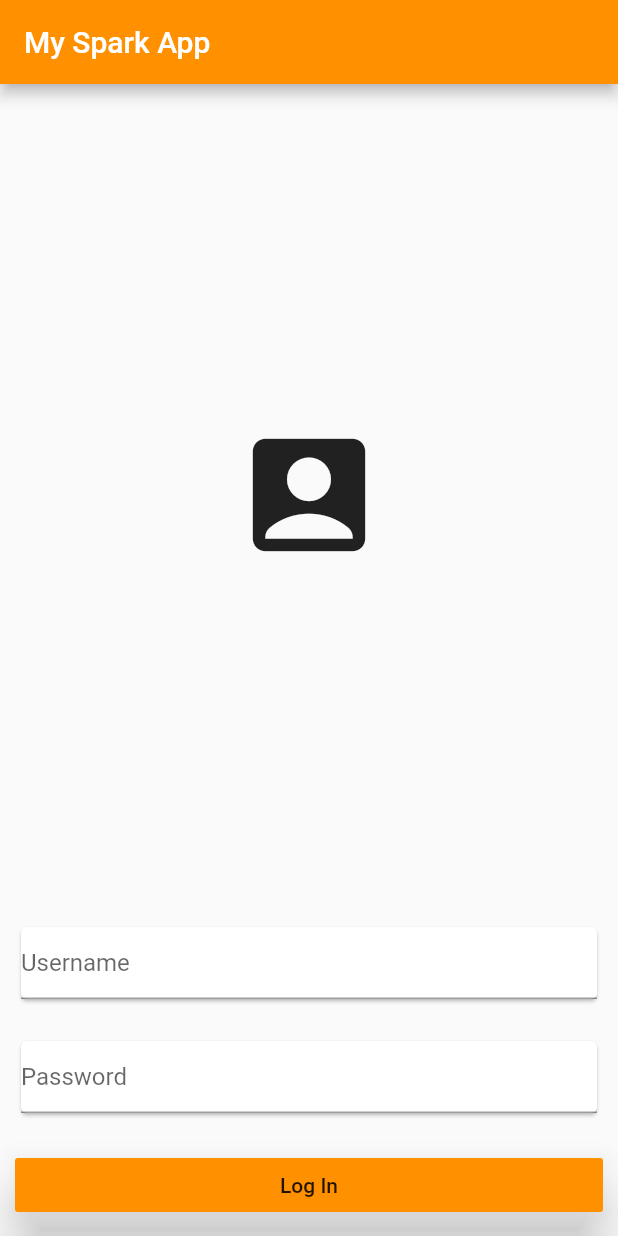
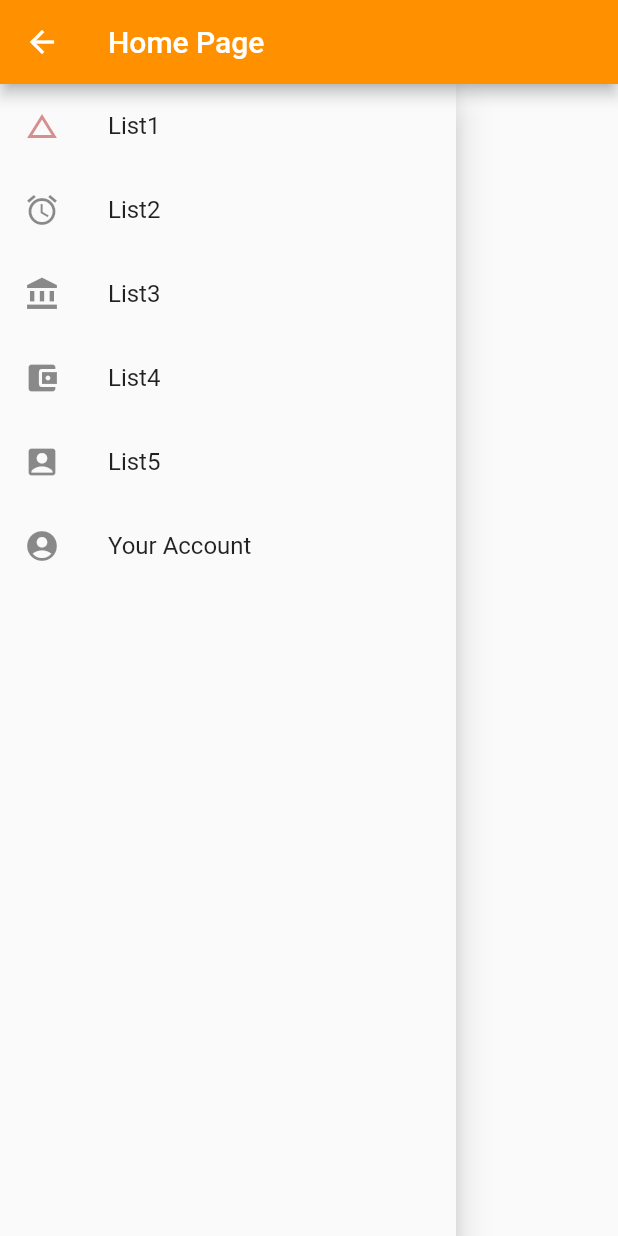
Before and after one commit to Anirudhsfc/GoDashAppTemplate, a Flutter app: the screen it shows after launch, after a tap on "Log In", on a phone screen of 412 x 824 dp. Run offline on Flutter 3.47's test engine with Material 2 defaults, Android fonts, the phone set to English and light mode, and no system bars.

Commit message:
Pages Added

```diff
--- a/lib/main.dart
+++ b/lib/main.dart
@@ -1,11 +1,21 @@
 import 'package:flutter/material.dart';
+import './pages/home.dart';
 
 main() {
   runApp(MyApp());
 }
-
-class MyApp extends StatelessWidget {
-  build(context) {
+class MyApp extends StatelessWidget{
+  @override
+  Widget build(BuildContext context) {
+    // TODO: implement build
+    return new MaterialApp(
+      home: LoginScreen()
+    );
+  }
+}
+class LoginScreen extends StatelessWidget {
+  @override
+  Widget build(BuildContext context) {
     return MaterialApp(
       home: Scaffold(
         appBar: AppBar(
@@ -31,9 +41,7 @@ class MyApp extends StatelessWidget {
                 child: Card(
                   child: TextField(
                     decoration: InputDecoration(
-
                       hintText: 'Username',
-
                     ),
                   ),
                 ),
@@ -42,9 +50,8 @@ class MyApp extends StatelessWidget {
                 margin: EdgeInsets.all(10.0),
                 child: Card(
                   child: TextField(
-
+                    obscureText: true,
                     decoration: InputDecoration(
-
                       hintText: 'Password',
 
                     ),
@@ -55,14 +62,22 @@ class MyApp extends StatelessWidget {
                 margin: EdgeInsets.all(10.0),
                 child: SizedBox(
                   width: double.infinity,
+                  child: RaisedButton(
+                    elevation: 15.0,
+                    splashColor: Color.fromRGBO(105, 105, 105, 0.5),
+                    color: Color(0xFFFF9000),
+                    // onPressed:()=>{},
 
-                    child: RaisedButton(
-                  elevation: 15.0,
-                  splashColor: Color.fromRGBO(105, 105, 105, 0.5),
-                  color: Color(0xFFFF9000),
-                  onPressed: () {},
-                  child: Text('Log In'),
-                ),),
+                    onPressed: () => {Navigator.push(
+                          context,
+                          MaterialPageRoute(
+                            builder: (BuildContext context) => HomePage(),
+                          ),
+                        ),
+                        },
+                    child: Text('Log In'),
+                  ),
+                ),
               ),
             ],
           ),
--- /dev/null
+++ b/lib/pages/home.dart
@@ -0,0 +1,76 @@
+import 'package:flutter/material.dart';
+import './Page3.dart';
+
+class HomePage extends StatelessWidget {
+  @override
+  Widget build(BuildContext context) {
+    // TODO: implement build
+    return Scaffold(
+      appBar: AppBar(
+        backgroundColor: Color(0xFFFF9000),
+        title: Text('Home Page'),
+      ),
+      body: Drawer(
+        elevation: 10.0,
+        child: Column(
+          children: <Widget>[
+            ListTileTheme(
+              iconColor: Color.fromRGBO(178, 34, 34, 0.5),
+              child: ListTile(
+                leading: Icon(Icons.change_history),
+                title: Text("List1"),
+                onTap: () {},
+              ),
+            ),
+            ListTileTheme(
+              child: ListTile(
+                leading: Icon(Icons.access_alarm),
+                title: Text("List2"),
+                onTap: () {},
+              ),
+            ),
+            ListTileTheme(
+              child: ListTile(
+                leading: Icon(Icons.account_balance),
+                title: Text("List3"),
+                onTap: () {},
+              ),
+            ),
+            ListTileTheme(
+
+              child: ListTile(
+
+                leading: Icon(Icons.account_balance_wallet),
+                title: Text("List4"),
+                onTap: () {},
+              ),
+            ),
+            ListTileTheme(
+
+              child: ListTile(
+                leading: Icon(Icons.account_box),
+                title: Text("List5"),
+                onTap: () {},
+              ),
+            ),
+            ListTileTheme(
+
+              child: ListTile(
+                leading: Icon(Icons.account_circle),
+                title: Text("Your Account"),
+                onTap: () => {
+                      Navigator.push(
+                        context,
+                        MaterialPageRoute(
+                          builder: (BuildContext context) => Page3(),
+                        ),
+                      ),
+                    },
+              ),
+            ),
+          ],
+        ),
+      ),
+    );
+  }
+}
```
Also changed, not shown: lib/pages/Page3.dart (added, +33 -0 lines).
